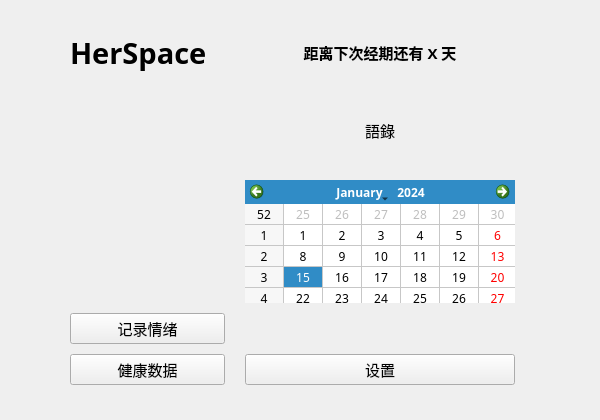
This is widget.ui in Valentina-Yue/HerSpace as Qt 5 draws it before an edit. The edited form follows.
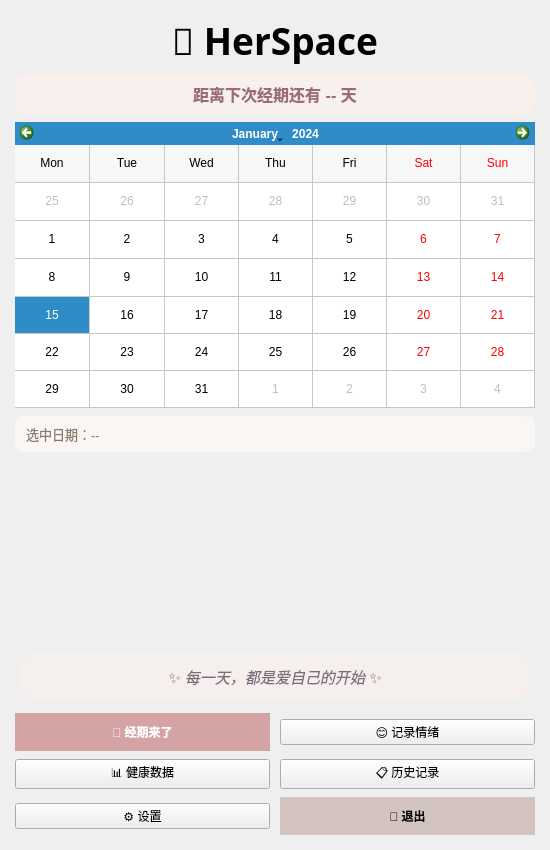
This is the edited form. Custom widgets are drawn as their Qt base class.

Commit message: v4.0: 新增数据统计面板、经期确认交互、历史记录管理、智能周期计算

```diff
--- a/widget.ui
+++ b/widget.ui
@@ -6,381 +6,216 @@
    <rect>
     <x>0</x>
     <y>0</y>
-    <width>600</width>
-    <height>420</height>
+    <width>550</width>
+    <height>850</height>
    </rect>
   </property>
   <property name="minimumSize">
    <size>
-    <width>300</width>
-    <height>200</height>
+    <width>520</width>
+    <height>705</height>
    </size>
   </property>
   <property name="windowTitle">
    <string>Widget</string>
   </property>
-  <widget class="EmotionalHeartWidget" name="heartContainer" native="true">
-   <property name="enabled">
-    <bool>true</bool>
-   </property>
-   <property name="geometry">
-    <rect>
-     <x>90</x>
-     <y>230</y>
-     <width>105</width>
-     <height>75</height>
-    </rect>
-   </property>
-   <property name="sizePolicy">
-    <sizepolicy hsizetype="MinimumExpanding" vsizetype="MinimumExpanding">
-     <horstretch>0</horstretch>
-     <verstretch>0</verstretch>
-    </sizepolicy>
-   </property>
-   <property name="minimumSize">
-    <size>
-     <width>105</width>
-     <height>75</height>
-    </size>
-   </property>
-   <property name="font">
-    <font>
-     <family>字体圈欣意冠黑体</family>
-     <pointsize>9</pointsize>
-     <bold>true</bold>
-    </font>
-   </property>
-   <property name="autoFillBackground">
-    <bool>true</bool>
-   </property>
-  </widget>
-  <widget class="QWidget" name="layoutWidget">
-   <property name="geometry">
-    <rect>
-     <x>30</x>
-     <y>10</y>
-     <width>525</width>
-     <height>390</height>
-    </rect>
-   </property>
-   <layout class="QFormLayout" name="formLayout">
-    <property name="sizeConstraint">
-     <enum>QLayout::SizeConstraint::SetDefaultConstraint</enum>
-    </property>
-    <property name="fieldGrowthPolicy">
-     <enum>QFormLayout::FieldGrowthPolicy::AllNonFixedFieldsGrow</enum>
-    </property>
-    <property name="labelAlignment">
-     <set>Qt::AlignmentFlag::AlignCenter</set>
-    </property>
-    <property name="formAlignment">
-     <set>Qt::AlignmentFlag::AlignCenter</set>
-    </property>
-    <property name="horizontalSpacing">
-     <number>20</number>
-    </property>
-    <property name="verticalSpacing">
-     <number>10</number>
+  <property name="styleSheet">
+   <string notr="true"/>
+  </property>
+  <layout class="QVBoxLayout" name="verticalLayoutMain">
+   <property name="spacing">
+    <number>8</number>
     </property>
     <property name="leftMargin">
-     <number>40</number>
+    <number>15</number>
     </property>
     <property name="topMargin">
      <number>15</number>
     </property>
     <property name="rightMargin">
-     <number>40</number>
+    <number>15</number>
     </property>
     <property name="bottomMargin">
      <number>15</number>
     </property>
-    <item row="0" column="0">
-     <widget class="QLabel" name="label">
-      <property name="enabled">
-       <bool>true</bool>
-      </property>
-      <property name="sizePolicy">
-       <sizepolicy hsizetype="Preferred" vsizetype="Preferred">
-        <horstretch>0</horstretch>
-        <verstretch>0</verstretch>
-       </sizepolicy>
-      </property>
-      <property name="minimumSize">
-       <size>
-        <width>155</width>
-        <height>55</height>
-       </size>
-      </property>
+   <item>
+    <widget class="QLabel" name="labelTitle">
       <property name="font">
        <font>
-        <family>字体圈欣意冠黑体</family>
-        <pointsize>22</pointsize>
+       <family>Quicksand</family>
+       <pointsize>28</pointsize>
         <bold>true</bold>
        </font>
       </property>
-      <property name="layoutDirection">
-       <enum>Qt::LayoutDirection::LeftToRight</enum>
-      </property>
-      <property name="lineWidth">
-       <number>1</number>
-      </property>
       <property name="text">
-       <string>HerSpace</string>
+      <string>🌸 HerSpace</string>
       </property>
       <property name="alignment">
-       <set>Qt::AlignmentFlag::AlignLeading|Qt::AlignmentFlag::AlignLeft|Qt::AlignmentFlag::AlignVCenter</set>
-      </property>
-      <property name="wordWrap">
-       <bool>true</bool>
-      </property>
-     </widget>
-    </item>
-    <item row="1" column="0">
-     <widget class="QLabel" name="labelHint">
-      <property name="sizePolicy">
-       <sizepolicy hsizetype="Minimum" vsizetype="Minimum">
-        <horstretch>0</horstretch>
-        <verstretch>0</verstretch>
-       </sizepolicy>
-      </property>
-      <property name="minimumSize">
-       <size>
-        <width>155</width>
-        <height>80</height>
-       </size>
-      </property>
+      <set>Qt::AlignmentFlag::AlignCenter</set>
+     </property>
+    </widget>
+   </item>
+   <item>
+    <widget class="QLabel" name="labelCycleInfo">
       <property name="font">
        <font>
-        <family>字体圈欣意冠黑体</family>
-       </font>
-      </property>
-      <property name="layoutDirection">
-       <enum>Qt::LayoutDirection::LeftToRight</enum>
+       <pointsize>12</pointsize>
+       <bold>true</bold>
+      </font>
+     </property>
+     <property name="styleSheet">
+      <string notr="true">color: #9b6b7c; padding: 8px; background-color: rgba(255, 240, 235, 0.5); border-radius: 12px;</string>
       </property>
       <property name="text">
-       <string/>
+      <string>距离下次经期还有 -- 天</string>
       </property>
       <property name="alignment">
        <set>Qt::AlignmentFlag::AlignCenter</set>
       </property>
-      <property name="wordWrap">
-       <bool>true</bool>
-      </property>
-     </widget>
-    </item>
-    <item row="2" column="1">
+    </widget>
+   </item>
+   <item>
      <widget class="QCalendarWidget" name="calendarWidget">
-      <property name="enabled">
-       <bool>true</bool>
-      </property>
-      <property name="sizePolicy">
-       <sizepolicy hsizetype="Preferred" vsizetype="Minimum">
-        <horstretch>0</horstretch>
-        <verstretch>0</verstretch>
-       </sizepolicy>
-      </property>
-      <property name="minimumSize">
-       <size>
-        <width>0</width>
-        <height>105</height>
-       </size>
-      </property>
-      <property name="font">
-       <font>
-        <family>字体圈欣意冠黑体</family>
-        <pointsize>9</pointsize>
-        <italic>false</italic>
-        <bold>false</bold>
-       </font>
-      </property>
-      <property name="cursor">
-       <cursorShape>ArrowCursor</cursorShape>
-      </property>
-      <property name="mouseTracking">
-       <bool>false</bool>
-      </property>
       <property name="gridVisible">
        <bool>true</bool>
       </property>
-      <property name="dateEditEnabled">
+     <property name="selectionMode">
+      <enum>QCalendarWidget::SelectionMode::SingleSelection</enum>
+     </property>
+     <property name="horizontalHeaderFormat">
+      <enum>QCalendarWidget::HorizontalHeaderFormat::ShortDayNames</enum>
+     </property>
+     <property name="verticalHeaderFormat">
+      <enum>QCalendarWidget::VerticalHeaderFormat::NoVerticalHeader</enum>
+     </property>
+    </widget>
+   </item>
+   <item>
+    <widget class="QLabel" name="labelHint">
+     <property name="font">
+      <font>
+       <pointsize>10</pointsize>
+      </font>
+     </property>
+     <property name="styleSheet">
+      <string notr="true">color: #8a7a6e; padding: 8px; background-color: rgba(255, 250, 245, 0.6); border-radius: 8px;</string>
+     </property>
+     <property name="text">
+      <string>选中日期：--</string>
+     </property>
+     <property name="wordWrap">
        <bool>true</bool>
       </property>
      </widget>
     </item>
-    <item row="3" column="0">
+   <item>
+    <widget class="EmotionalHeartWidget" name="heartContainer" native="true">
+     <property name="minimumSize">
+      <size>
+       <width>200</width>
+       <height>180</height>
+      </size>
+     </property>
+    </widget>
+   </item>
+   <item>
+    <widget class="QLabel" name="labelInspireQuote">
+     <property name="font">
+      <font>
+       <pointsize>11</pointsize>
+       <italic>true</italic>
+      </font>
+     </property>
+     <property name="styleSheet">
+      <string notr="true">color: #7d6b7a; padding: 12px; background-color: rgba(255, 240, 235, 0.4); border-radius: 15px; margin: 5px;</string>
+     </property>
+     <property name="text">
+      <string>✨ 每一天，都是爱自己的开始 ✨</string>
+     </property>
+     <property name="alignment">
+      <set>Qt::AlignmentFlag::AlignCenter</set>
+     </property>
+     <property name="wordWrap">
+      <bool>true</bool>
+     </property>
+    </widget>
+   </item>
+   <item>
+    <layout class="QGridLayout" name="gridLayoutButtons">
+     <property name="horizontalSpacing">
+      <number>10</number>
+     </property>
+     <property name="verticalSpacing">
+      <number>8</number>
+     </property>
+     <item row="0" column="0">
+      <widget class="QPushButton" name="btnPeriodStart">
+       <property name="styleSheet">
+        <string notr="true">QPushButton {
+    background-color: #d4a4a4;
+    border-radius: 22px;
+    padding: 10px;
+    font-weight: bold;
+    color: white;
+}
+QPushButton:hover {
+    background-color: #c28e8e;
+}</string>
+       </property>
+       <property name="text">
+        <string>🌸 经期来了</string>
+       </property>
+      </widget>
+     </item>
+     <item row="0" column="1">
      <widget class="QPushButton" name="btnMoodRecord">
-      <property name="sizePolicy">
-       <sizepolicy hsizetype="Preferred" vsizetype="Preferred">
-        <horstretch>0</horstretch>
-        <verstretch>0</verstretch>
-       </sizepolicy>
-      </property>
-      <property name="minimumSize">
-       <size>
-        <width>155</width>
-        <height>0</height>
-       </size>
-      </property>
-      <property name="baseSize">
-       <size>
-        <width>0</width>
-        <height>0</height>
-       </size>
-      </property>
-      <property name="font">
-       <font>
-        <family>字体圈欣意冠黑体</family>
-        <pointsize>11</pointsize>
-       </font>
-      </property>
-      <property name="layoutDirection">
-       <enum>Qt::LayoutDirection::LeftToRight</enum>
-      </property>
       <property name="text">
-       <string>记录情绪</string>
+        <string>😊 记录情绪</string>
       </property>
      </widget>
     </item>
-    <item row="4" column="0">
+     <item row="1" column="0">
      <widget class="QPushButton" name="btnHealthData">
-      <property name="sizePolicy">
-       <sizepolicy hsizetype="Preferred" vsizetype="Preferred">
-        <horstretch>0</horstretch>
-        <verstretch>0</verstretch>
-       </sizepolicy>
-      </property>
-      <property name="minimumSize">
-       <size>
-        <width>155</width>
-        <height>0</height>
-       </size>
-      </property>
-      <property name="baseSize">
-       <size>
-        <width>0</width>
-        <height>0</height>
-       </size>
-      </property>
-      <property name="font">
-       <font>
-        <family>字体圈欣意冠黑体</family>
-        <pointsize>11</pointsize>
-       </font>
-      </property>
-      <property name="layoutDirection">
-       <enum>Qt::LayoutDirection::LeftToRight</enum>
-      </property>
       <property name="text">
-       <string>健康数据</string>
-      </property>
-     </widget>
-    </item>
-    <item row="4" column="1">
-     <widget class="QPushButton" name="btnSettings">
-      <property name="sizePolicy">
-       <sizepolicy hsizetype="Preferred" vsizetype="Preferred">
-        <horstretch>0</horstretch>
-        <verstretch>0</verstretch>
-       </sizepolicy>
-      </property>
-      <property name="baseSize">
-       <size>
-        <width>0</width>
-        <height>0</height>
-       </size>
-      </property>
-      <property name="font">
-       <font>
-        <family>字体圈欣意冠黑体</family>
-        <pointsize>11</pointsize>
-       </font>
-      </property>
-      <property name="layoutDirection">
-       <enum>Qt::LayoutDirection::LeftToRight</enum>
-      </property>
-      <property name="text">
-       <string>设置</string>
-      </property>
-     </widget>
-    </item>
-    <item row="0" column="1">
-     <widget class="QLabel" name="labelCycleInfo">
-      <property name="sizePolicy">
-       <sizepolicy hsizetype="Minimum" vsizetype="Minimum">
-        <horstretch>0</horstretch>
-        <verstretch>0</verstretch>
-       </sizepolicy>
-      </property>
-      <property name="minimumSize">
-       <size>
-        <width>265</width>
-        <height>0</height>
-       </size>
-      </property>
-      <property name="font">
-       <font>
-        <family>字体圈欣意冠黑体</family>
-        <pointsize>11</pointsize>
-        <bold>true</bold>
-       </font>
-      </property>
-      <property name="text">
-       <string>距离下次经期还有 X 天</string>
-      </property>
-      <property name="alignment">
-       <set>Qt::AlignmentFlag::AlignCenter</set>
-      </property>
-      <property name="wordWrap">
-       <bool>true</bool>
-      </property>
-      <property name="margin">
-       <number>10</number>
+        <string>📊 健康数据</string>
       </property>
      </widget>
     </item>
     <item row="1" column="1">
-     <widget class="QLabel" name="labelInspireQuote">
-      <property name="sizePolicy">
-       <sizepolicy hsizetype="Minimum" vsizetype="Minimum">
-        <horstretch>0</horstretch>
-        <verstretch>0</verstretch>
-       </sizepolicy>
-      </property>
-      <property name="minimumSize">
-       <size>
-        <width>265</width>
-        <height>35</height>
-       </size>
-      </property>
-      <property name="font">
-       <font>
-        <family>字体圈欣意冠黑体</family>
-        <pointsize>11</pointsize>
-       </font>
+      <widget class="QPushButton" name="btnHistory">
+       <property name="text">
+        <string>📋 历史记录</string>
+       </property>
+      </widget>
+     </item>
+     <item row="2" column="0">
+      <widget class="QPushButton" name="btnSettings">
+       <property name="text">
+        <string>⚙️ 设置</string>
+       </property>
+      </widget>
+     </item>
+     <item row="2" column="1">
+      <widget class="QPushButton" name="btnExit">
+       <property name="styleSheet">
+        <string notr="true">QPushButton {
+    background-color: #d4c4c0;
+    border-radius: 22px;
+    padding: 10px;
+    font-weight: bold;
+}
+QPushButton:hover {
+    background-color: #c4b2ad;
+}</string>
       </property>
       <property name="text">
-       <string>語錄</string>
-      </property>
-      <property name="alignment">
-       <set>Qt::AlignmentFlag::AlignCenter</set>
-      </property>
-      <property name="wordWrap">
-       <bool>true</bool>
-      </property>
+        <string>🚪 退出</string>
+       </property>
      </widget>
     </item>
    </layout>
-   <zorder>labelCycleInfo</zorder>
-   <zorder>label</zorder>
-   <zorder>calendarWidget</zorder>
-   <zorder>btnHealthData</zorder>
-   <zorder>btnMoodRecord</zorder>
-   <zorder>btnSettings</zorder>
-   <zorder>labelInspireQuote</zorder>
-   <zorder>labelHint</zorder>
-  </widget>
-  <zorder>layoutWidget</zorder>
-  <zorder>heartContainer</zorder>
+   </item>
+  </layout>
  </widget>
  <customwidgets>
   <customwidget>
```
Left out of the diff: 2 changed lines with no effect on the pictures. Lines whose indentation alone changed are shown as unchanged. The commit also changes 30 other files.
